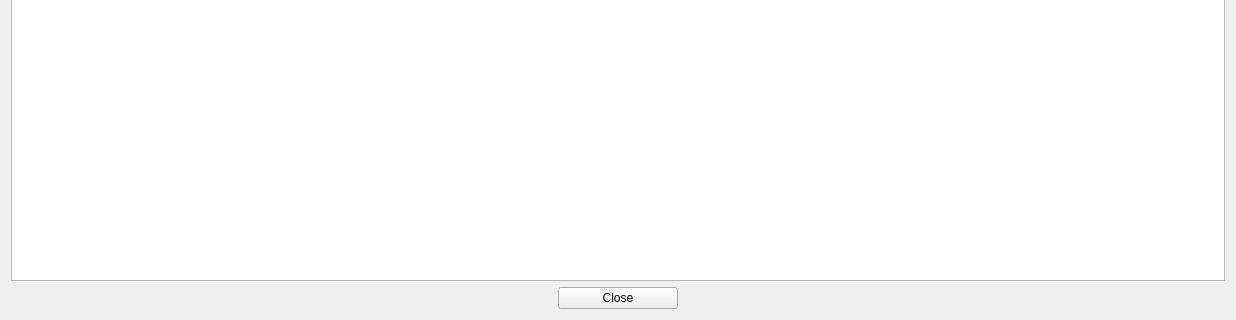
Before: the Qt Designer form services/ui/forms/taskviewer.ui in mri4all/console, drawn with Qt 5; both pictures show x 0 to 1236 and y 466 to 786 of the 1236 by 786 pixel window.
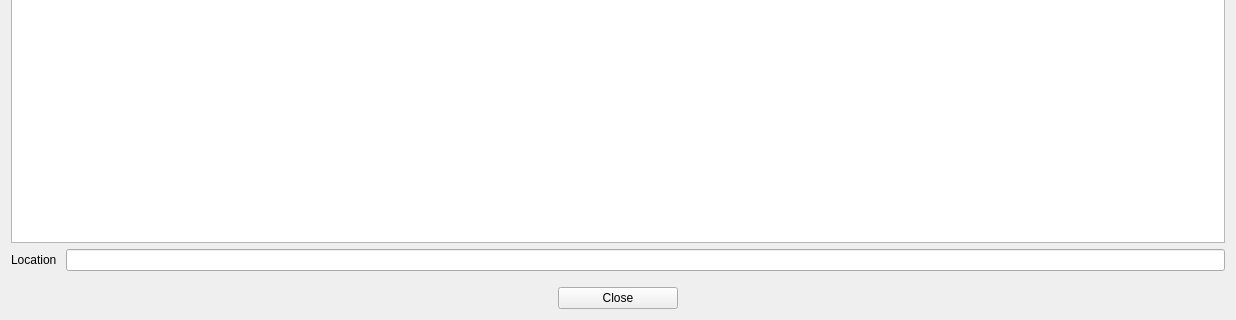
After: the same form once the commit is applied.

What changed in the file:
```diff
--- a/services/ui/forms/taskviewer.ui
+++ b/services/ui/forms/taskviewer.ui
@@ -21,6 +21,40 @@
      </property>
     </widget>
    </item>
+   <item>
+    <layout class="QHBoxLayout" name="horizontalLayout_2">
+     <item>
+      <widget class="QLabel" name="label">
+       <property name="text">
+        <string>Location </string>
+       </property>
+      </widget>
+     </item>
+     <item>
+      <widget class="QLineEdit" name="fileLocationEdit">
+       <property name="readOnly">
+        <bool>true</bool>
+       </property>
+      </widget>
+     </item>
+    </layout>
+   </item>
+   <item>
+    <spacer name="verticalSpacer">
+     <property name="orientation">
+      <enum>Qt::Vertical</enum>
+     </property>
+     <property name="sizeType">
+      <enum>QSizePolicy::Minimum</enum>
+     </property>
+     <property name="sizeHint" stdset="0">
+      <size>
+       <width>20</width>
+       <height>10</height>
+      </size>
+     </property>
+    </spacer>
+   </item>
    <item>
     <layout class="QHBoxLayout" name="horizontalLayout">
      <item>
```
